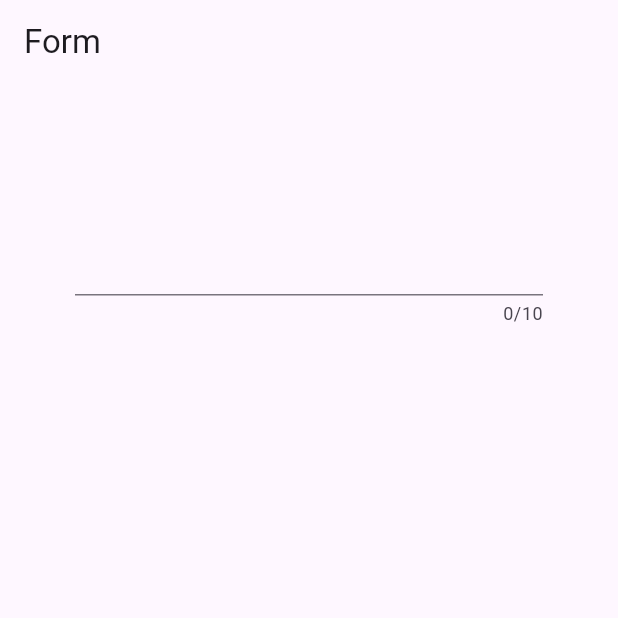
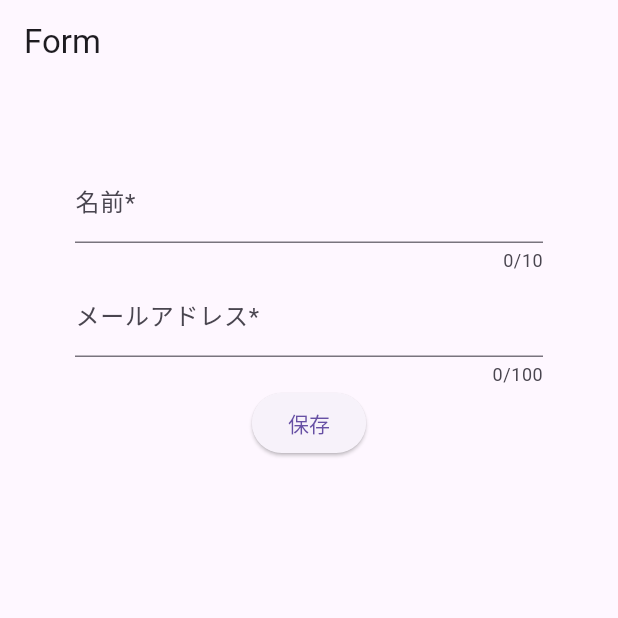
Before and after one commit to k-h0shikawa/flutter-tutorial, a Flutter app: the screen it shows after launch, on a phone screen of 412 x 824 dp, the top half of it. Run offline on Flutter 3.47's test engine with Material 3 defaults, Android fonts, the phone set to English and light mode, and no system bars.

Commit message:
TextFormField TextFormFieldを使用したバリデーションの実装など null関連のエラーが出たので?や!を使用して対応 grobal keyなどは下記を読むのが良さそう https://zenn.dev/t_fukuyama/articles/57192adf2b182b

```diff
--- a/lib/main.dart
+++ b/lib/main.dart
@@ -28,63 +28,60 @@ class ChangeForm extends StatefulWidget {
 }
 
 class _ChangeFormState extends State<ChangeForm> {
-  final TextEditingController _textEditingController = TextEditingController();
-  String _text = '';
+  final _formKey = GlobalKey<FormState>();
 
-  @override
-  void initState() {
-    super.initState();
-    _textEditingController.addListener(_printLatestValue);
-  }
-
-  @override
-  void dispose() {
-    _textEditingController.dispose();
-    super.dispose();
-  }
-
-  void _handleText(String e) {
-    setState(() {
-      _text = e;
-    });
-  }
-
-  void _printLatestValue() {
-    print("入力状況：${_textEditingController.text}");
-  }
+  String _name = '';
+  String _email = '';
 
   @override
   Widget build(BuildContext context) {
-    return Container(
-      padding: const EdgeInsets.all(50.0),
-      child: Column(children: <Widget>[
-        Text(
-          _text,
-          style: const TextStyle(
-              color: Colors.blueAccent,
-              fontSize: 30.0,
-              fontWeight: FontWeight.w500),
+    return Form(
+      key: _formKey,
+      child: Container(
+        padding: const EdgeInsets.all(50.0),
+        child: Column(
+          children: <Widget>[
+            TextFormField(
+              enabled: true,
+              maxLength: 10,
+              maxLengthEnforcement: MaxLengthEnforcement.none,
+              autovalidateMode: AutovalidateMode.disabled,
+              obscureText: false,
+              decoration: const InputDecoration(
+                  hintText: 'お名前を教えてください', labelText: '名前*'),
+              validator: (String? value) {
+                return value!.isEmpty ? '必須入力です' : null;
+              },
+              onSaved: (String? value) {
+                _name = value!;
+              },
+            ),
+            TextFormField(
+              maxLength: 100,
+              autovalidateMode: AutovalidateMode.disabled,
+              decoration: const InputDecoration(
+                  hintText: '連絡先を教えてください', labelText: 'メールアドレス*'),
+              validator: (String? value) {
+                return !value!.contains('@') ? 'アットマークがありません' : null;
+              },
+              onSaved: (String? value) {
+                _email = value!;
+              },
+            ),
+            ElevatedButton(onPressed: _submission, child: Text('保存'))
+          ],
         ),
-        TextField(
-          enabled: true,
-          maxLength: 10,
-          maxLengthEnforcement: MaxLengthEnforcement.none,
-          style: const TextStyle(color: Colors.black),
-          obscureText: false,
-          maxLines: 1,
-          controller: _textEditingController,
-          onChanged: _handleText,
-          onSubmitted: _submission,
-        )
-      ]),
+      ),
     );
   }
 
-  void _submission(String e) {
-    print(_textEditingController.text);
-    _textEditingController.clear();
-    setState(() {
-      _text = '';
-    });
+  void _submission() {
+    if (this._formKey.currentState?.validate() ?? false) {
+      this._formKey.currentState?.save();
+      ScaffoldMessenger.of(context)
+          .showSnackBar(SnackBar(content: Text('Processing Data')));
+      print(this._name);
+      print(this._email);
+    }
   }
 }
```
